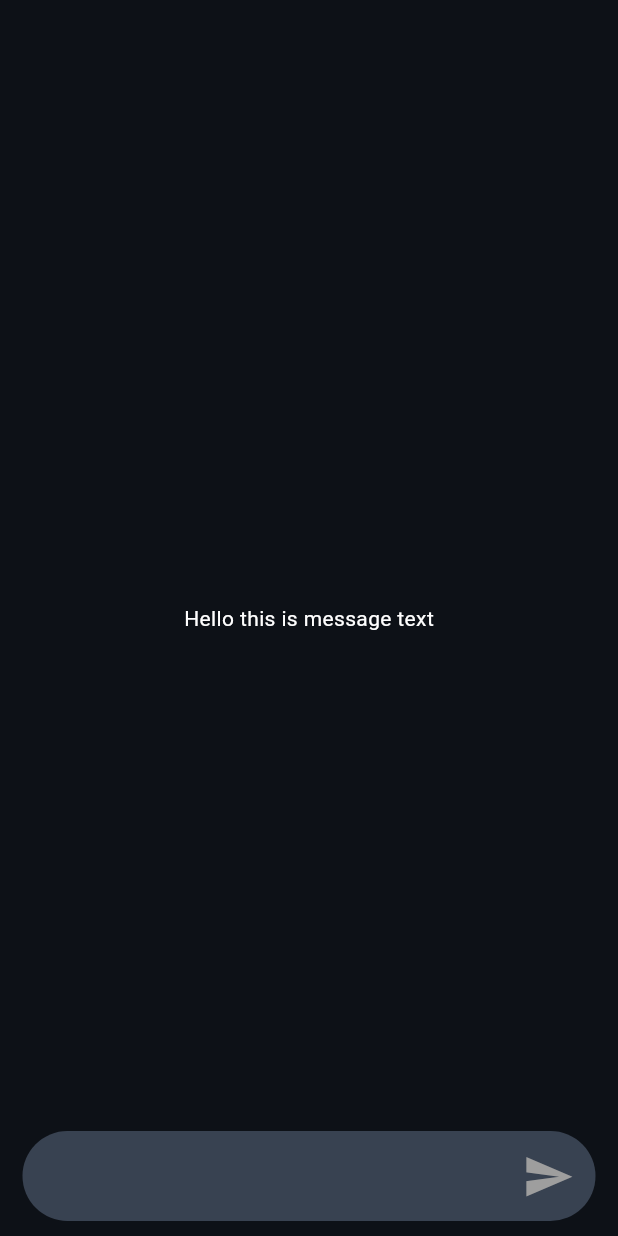
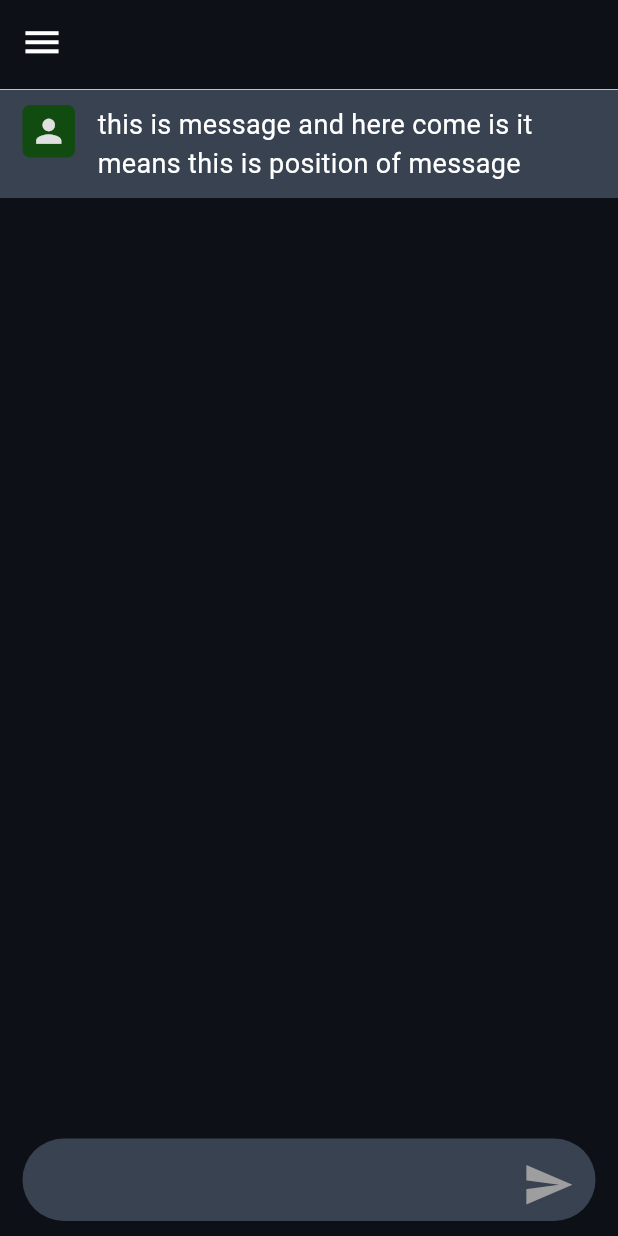
Before and after one commit to Manvendra03/new_gemini_ai, a Flutter app: the screen it shows after launch, on a phone screen of 412 x 824 dp. Run offline on Flutter 3.47's test engine with Material 3 defaults, Android fonts, the phone set to English and light mode, and no system bars.

Commit message:
secounf commit

```diff
--- a/lib/main.dart
+++ b/lib/main.dart
@@ -1,5 +1,6 @@
 import 'package:flutter/cupertino.dart';
 import 'package:flutter/material.dart';
+import 'package:flutter/rendering.dart';
 import 'package:flutter/widgets.dart';
 
 void main() {
@@ -13,19 +14,71 @@ class MyApp extends StatelessWidget {
   @override
   Widget build(BuildContext context) {
     var bgColor = Color(0xff0D1117);
+    const bottomBarColor = const Color.fromARGB(255, 56, 66, 81);
     return MaterialApp(
-      title: 'Flutter Demo',
-      home: Scaffold(
+      debugShowCheckedModeBanner: false,
+      theme: ThemeData(
+          scaffoldBackgroundColor: bgColor,
+          appBarTheme: AppBarTheme(backgroundColor: bgColor)),
+      title: 'Flutter Gemini',
+      home: SafeArea(
+        child: Scaffold(
+          appBar: AppBar(
+            leading: const Icon(
+              Icons.menu,
+              color: Colors.white,
+              size: 29,
+            ),
+            bottom: PreferredSize(
+              preferredSize: const Size.fromHeight(4.0),
+              child: Container(
+                color: Colors.white,
+                height: .5,
+              ),
+            ),
+          ),
           backgroundColor: bgColor,
           body: Stack(
             children: [
               Container(
                 // color: bgColor,
-              child: Center(
-                  child: Text(
-                "Hello this is message text",
-                style: TextStyle(color: Colors.white),
-              )),
+                child: ListView.builder(
+                  itemCount: 1,
+                  itemBuilder: (BuildContext context, int index) {
+                    return Container(
+                      color: bottomBarColor,
+                      padding:
+                          EdgeInsets.symmetric(vertical: 10, horizontal: 15),
+                      child: Row(
+                        crossAxisAlignment: CrossAxisAlignment.start,
+                        mainAxisAlignment: MainAxisAlignment.spaceEvenly,
+                        children: [
+                          Container(
+                            padding: const EdgeInsets.all(5),
+                            decoration: BoxDecoration(
+                                color: Color.fromARGB(255, 17, 75, 16),
+                                borderRadius: BorderRadius.circular(5)),
+                            child: Icon(
+                              Icons.person,
+                              size: 25,
+                              color: Colors.grey.shade300,
+                            ),
+                          ),
+                          const SizedBox(
+                            width: 15,
+                          ),
+                          Expanded(
+                            child: const Text(
+                              "this is message and here come is it means this is position of message ",
+                              style:
+                                  TextStyle(color: Colors.white, fontSize: 18),
+                            ),
+                          ),
+                        ],
+                      ),
+                    );
+                  },
+                ),
               ),
               Positioned(
                 bottom: 10,
@@ -34,9 +87,9 @@ class MyApp extends StatelessWidget {
                   padding: const EdgeInsets.only(
                       left: 30, top: 5, bottom: 5, right: 6),
                   width: MediaQuery.of(context).size.width - 30,
-                height: 60,
+                  height: 55,
                   decoration: BoxDecoration(
-                    color: const Color.fromARGB(255, 56, 66, 81),
+                      color: bottomBarColor,
                       borderRadius: BorderRadius.circular(50)),
                   child: Row(
                     mainAxisAlignment: MainAxisAlignment.spaceBetween,
@@ -46,8 +99,8 @@ class MyApp extends StatelessWidget {
                         width: MediaQuery.of(context).size.width - 120,
                         child: TextFormField(
                           cursorColor: Colors.grey.shade500,
-                        style:
-                            const TextStyle(color: Colors.white, fontSize: 18),
+                          style: const TextStyle(
+                              color: Colors.white, fontSize: 18),
                           decoration: const InputDecoration(
                             border: InputBorder.none,
                           ),
@@ -67,6 +120,7 @@ class MyApp extends StatelessWidget {
             ],
           ),
         ),
+      ),
     );
   }
 }
--- a/pubspec.yaml
+++ b/pubspec.yaml
@@ -35,6 +35,7 @@ dependencies:
   # The following adds the Cupertino Icons font to your application.
   # Use with the CupertinoIcons class for iOS style icons.
   cupertino_icons: ^1.0.6
+  flutter_gemini: ^2.0.1
 
 dev_dependencies:
   flutter_test:
```
Also changed, not shown: pubspec.lock. Lines whose indentation alone changed are shown as unchanged.
